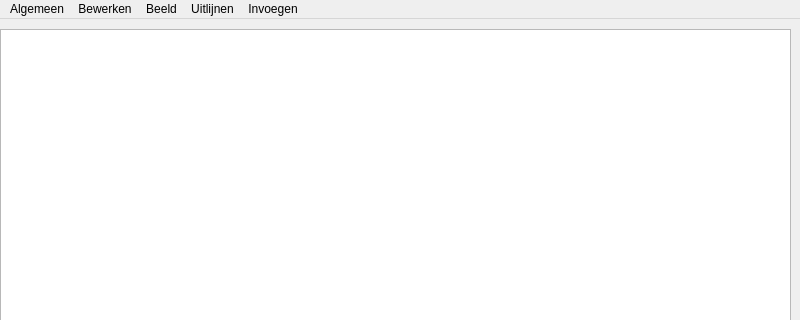
Before: the Qt Designer form mainwindow.ui in keesdekeijzer/Edith, drawn with Qt 5; both pictures show x 0 to 800 and y 0 to 320 of the 800 by 600 pixel window.
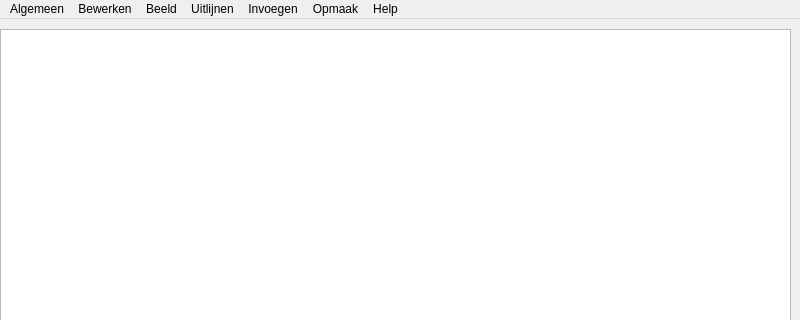
After: the same form once the commit is applied.

Commit message: meer functies

```diff
--- a/mainwindow.ui
+++ b/mainwindow.ui
@@ -85,11 +85,27 @@
     <addaction name="actionTijd"/>
     <addaction name="actionVandaag"/>
    </widget>
+   <widget class="QMenu" name="menuOpmaak">
+    <property name="title">
+     <string>Opmaak</string>
+    </property>
+    <addaction name="actionCursief"/>
+    <addaction name="actionVet"/>
+    <addaction name="actionOnderstrepen"/>
+   </widget>
+   <widget class="QMenu" name="menuHelp">
+    <property name="title">
+     <string>Help</string>
+    </property>
+    <addaction name="actionOver_Edith"/>
+   </widget>
    <addaction name="menuAlgemeen"/>
    <addaction name="menuBewerken"/>
    <addaction name="menuBeeld"/>
    <addaction name="menuUitlijnen"/>
    <addaction name="menuInvoegen"/>
+   <addaction name="menuOpmaak"/>
+   <addaction name="menuHelp"/>
   </widget>
   <widget class="QStatusBar" name="statusbar"/>
   <action name="actionNieuw">
```
Left out of the diff: 62 changed lines with no effect on the pictures. The commit also changes 2 other files.
